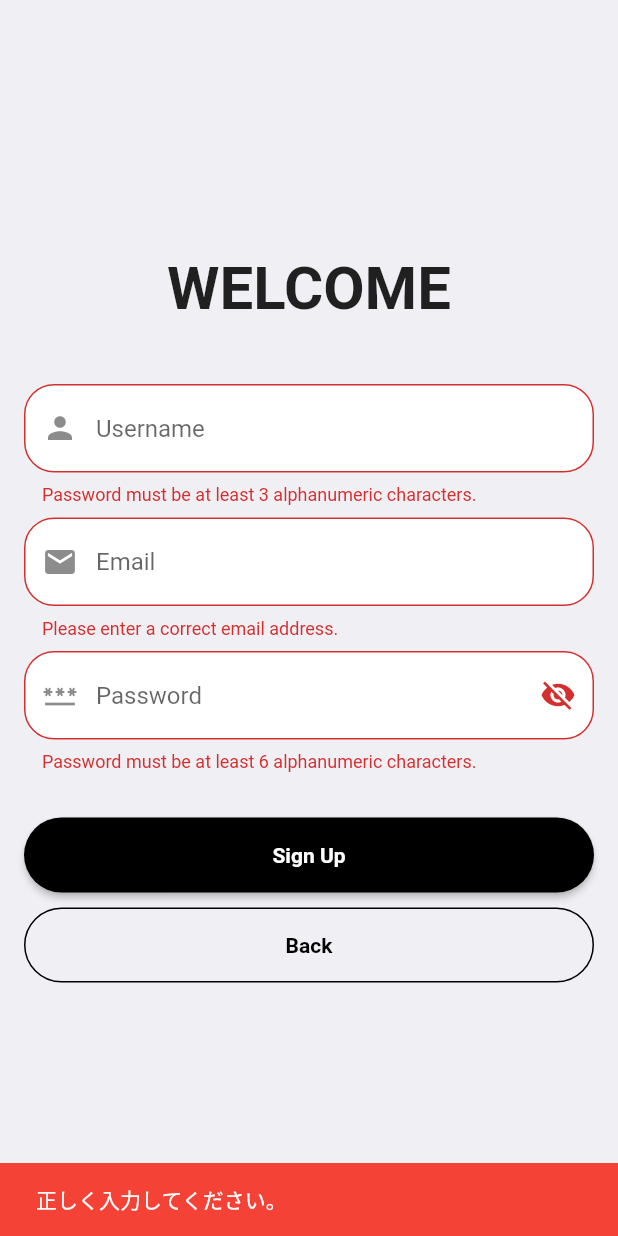
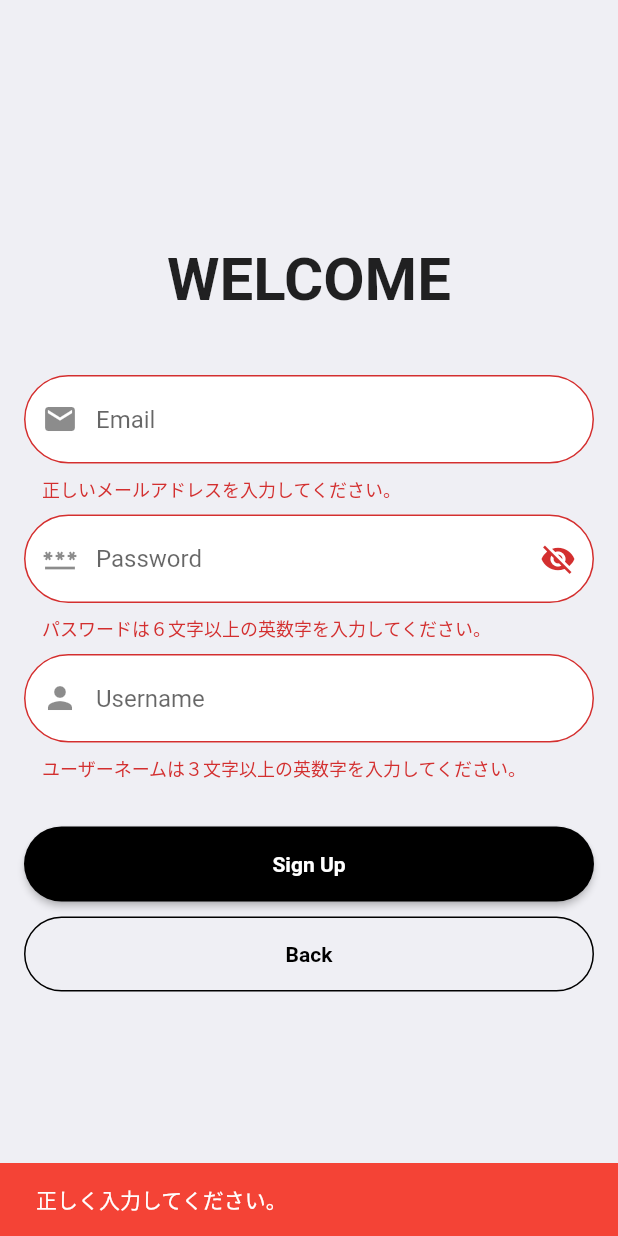
Before and after one commit to 21solclaro/comic-log-app, a Flutter app: the SignUpPage screen opened directly, after a tap on "Sign Up", on a phone screen of 412 x 824 dp. Run offline on Flutter 3.47's test engine with Material 2 defaults, Android fonts, the phone set to English and light mode, and no system bars; our stand-ins replace cloud_firestore, firebase_auth, firebase_core, flutter_rating_bar, flutter_riverpod, freezed_annotation and 2 more; accounts and stored records are empty.

Commit message:
refactor: 入力フォームを整理

```diff
--- /dev/null
+++ b/lib/constants/validator.dart
@@ -0,0 +1,31 @@
+abstract class Validator {
+  //Eメールアドレスのバリデーション
+  static String? validateEmail(value) {
+    String pattern = r'^[0-9a-z_./?-]+@([0-9a-z-]+\.)+[0-9a-z-]+$';
+    RegExp regExp = RegExp(pattern);
+    if (!regExp.hasMatch(value)) {
+      return '正しいメールアドレスを入力してください。';
+    }
+    return null;
+  }
+
+  //パスワードのバリデーション
+  static String? validatePassword(value) {
+    String pattern = r'^[a-zA-Z0-9]{6,}$';
+    RegExp regExp = RegExp(pattern);
+    if (!regExp.hasMatch(value)) {
+      return 'パスワードは６文字以上の英数字を入力してください。';
+    }
+    return null;
+  }
+
+  //ユーザーネームのバリデーション
+  static String? validateUsername(value) {
+    String pattern = r'^[a-zA-Z0-9]{3,}$';
+    RegExp regExp = RegExp(pattern);
+    if (!regExp.hasMatch(value)) {
+      return 'ユーザーネームは３文字以上の英数字を入力してください。';
+    }
+    return null;
+  }
+}
--- a/lib/pages/sign_in_page.dart
+++ b/lib/pages/sign_in_page.dart
@@ -2,8 +2,7 @@ import 'package:comic_log_app/providers/user_provider.dart';
 import '../providers/sign_provider.dart';
 import '../widgets/buttons/custom_outlined_button.dart';
 import '../widgets/buttons/sign_button.dart';
-import '../widgets/text_field/email_field.dart';
-import '../widgets/text_field/password_field.dart';
+import '../widgets/sign_form.dart';
 import 'package:flutter/material.dart';
 import 'package:flutter_riverpod/flutter_riverpod.dart';
 
@@ -33,13 +32,13 @@ class SignInPage extends ConsumerWidget {
               key: signInFormKey,
               child: Column(
                 children: const <Widget>[
-                  EmailField(),
+                  EmailForm(),
                   SizedBox(height: 8),
-                  PasswordField(),
-                  SizedBox(height: 16),
+                  PasswordForm(),
                 ],
               ),
             ),
+            const SizedBox(height: 30),
             SignButton(
               formKey: signInFormKey,
               text: 'Sign In',
--- a/lib/pages/sign_up_page.dart
+++ b/lib/pages/sign_up_page.dart
@@ -2,9 +2,7 @@ import '../providers/sign_provider.dart';
 import '../providers/user_provider.dart';
 import '../widgets/buttons/custom_outlined_button.dart';
 import '../widgets/buttons/sign_button.dart';
-import '../widgets/text_field/email_field.dart';
-import '../widgets/text_field/password_field.dart';
-import '../widgets/text_field/username_field.dart';
+import '../widgets/sign_form.dart';
 import 'package:flutter/material.dart';
 import 'package:flutter_riverpod/flutter_riverpod.dart';
 
@@ -35,11 +33,11 @@ class SignUpPage extends ConsumerWidget {
               key: signUpFormKey,
               child: Column(
                 children: const <Widget>[
-                  UsernameField(),
+                  EmailForm(),
                   SizedBox(height: 8),
-                  EmailField(),
+                  PasswordForm(),
                   SizedBox(height: 8),
-                  PasswordField(),
+                  UsernameForm(),
                 ],
               ),
             ),
--- /dev/null
+++ b/lib/widgets/sign_form.dart
@@ -0,0 +1,78 @@
+import '../constants/validator.dart';
+import '../providers/sign_provider.dart';
+import 'package:flutter/material.dart';
+import 'package:flutter_riverpod/flutter_riverpod.dart';
+
+//Eメールアドレスの入力フォーム
+class EmailForm extends ConsumerWidget {
+  const EmailForm({Key? key}) : super(key: key);
+
+  @override
+  Widget build(BuildContext context, WidgetRef ref) {
+    final email = ref.watch(emailProvider);
+
+    return TextFormField(
+      controller: email,
+      autovalidateMode: AutovalidateMode.onUserInteraction,
+      validator: Validator.validateEmail,
+      decoration: InputDecoration(
+          prefixIcon: const Icon(Icons.email),
+          border: OutlineInputBorder(borderRadius: BorderRadius.circular(50)),
+          hintText: 'Email',
+          fillColor: Colors.white,
+          filled: true),
+    );
+  }
+}
+
+//パスワードの入力フォーム
+class PasswordForm extends ConsumerWidget {
+  const PasswordForm({Key? key}) : super(key: key);
+
+  @override
+  Widget build(BuildContext context, WidgetRef ref) {
+    final password = ref.watch(passwordProvider);
+    final isVisible = ref.watch(isVisibleProvider);
+
+    return TextFormField(
+      obscureText: !isVisible,
+      controller: password,
+      autovalidateMode: AutovalidateMode.onUserInteraction,
+      validator: Validator.validatePassword,
+      decoration: InputDecoration(
+          prefixIcon: const Icon(Icons.password),
+          suffixIcon: IconButton(
+            icon: Icon(isVisible ? Icons.visibility : Icons.visibility_off),
+            onPressed: () {
+              ref.read(isVisibleProvider.notifier).state = !isVisible;
+            },
+          ),
+          border: OutlineInputBorder(borderRadius: BorderRadius.circular(50)),
+          hintText: 'Password',
+          fillColor: Colors.white,
+          filled: true),
+    );
+  }
+}
+
+//ユーザーネームの入力フォーム
+class UsernameForm extends ConsumerWidget {
+  const UsernameForm({Key? key}) : super(key: key);
+
+  @override
+  Widget build(BuildContext context, WidgetRef ref) {
+    final username = ref.watch(usernameProvider);
+
+    return TextFormField(
+      controller: username,
+      autovalidateMode: AutovalidateMode.onUserInteraction,
+      validator: Validator.validateUsername,
+      decoration: InputDecoration(
+          prefixIcon: const Icon(Icons.person),
+          border: OutlineInputBorder(borderRadius: BorderRadius.circular(50)),
+          hintText: 'Username',
+          fillColor: Colors.white,
+          filled: true),
+    );
+  }
+}
--- a/lib/widgets/text_field/email_field.dart
+++ /dev/null
@@ -1,36 +0,0 @@
-import '../../providers/sign_provider.dart';
-import 'package:flutter/material.dart';
-import 'package:flutter_riverpod/flutter_riverpod.dart';
-
-class EmailField extends ConsumerWidget {
-  const EmailField({Key? key}) : super(key: key);
-
-  @override
-  Widget build(BuildContext context, WidgetRef ref) {
-    final email = ref.watch(emailProvider);
-
-    return TextFormField(
-      controller: email,
-      autovalidateMode: AutovalidateMode.onUserInteraction,
-      validator: (value) {
-        if (value != null) {
-          String pattern = r'^[0-9a-z_./?-]+@([0-9a-z-]+\.)+[0-9a-z-]+$';
-          RegExp regExp = RegExp(pattern);
-          if (!regExp.hasMatch(value)) {
-            return 'Please enter a correct email address.';
-          }
-          return null;
-        }
-        return null;
-      },
-      decoration: InputDecoration(
-          prefixIcon: const Icon(Icons.email),
-          border: OutlineInputBorder(
-              borderSide: const BorderSide(color: Colors.white),
-              borderRadius: BorderRadius.circular(20)),
-          hintText: 'Email',
-          fillColor: Colors.white,
-          filled: true),
-    );
-  }
-}
--- a/lib/widgets/text_field/password_field.dart
+++ /dev/null
@@ -1,44 +0,0 @@
-import '../../providers/sign_provider.dart';
-import 'package:flutter/material.dart';
-import 'package:flutter_riverpod/flutter_riverpod.dart';
-
-class PasswordField extends ConsumerWidget {
-  const PasswordField({Key? key}) : super(key: key);
-
-  @override
-  Widget build(BuildContext context, WidgetRef ref) {
-    final password = ref.watch(passwordProvider);
-    final isVisible = ref.watch(isVisibleProvider);
-
-    return TextFormField(
-      obscureText: !isVisible,
-      controller: password,
-      autovalidateMode: AutovalidateMode.onUserInteraction,
-      validator: (value) {
-        if (value != null) {
-          String pattern = r'^[a-zA-Z0-9]{6,}$';
-          RegExp regExp = RegExp(pattern);
-          if (!regExp.hasMatch(value)) {
-            return 'Password must be at least 6 alphanumeric characters.';
-          }
-          return null;
-        }
-        return null;
-      },
-      decoration: InputDecoration(
-          prefixIcon: const Icon(Icons.password),
-          suffixIcon: IconButton(
-            icon: Icon(isVisible ? Icons.visibility : Icons.visibility_off),
-            onPressed: () {
-              ref.read(isVisibleProvider.notifier).state = !isVisible;
-            },
-          ),
-          border: OutlineInputBorder(
-              borderSide: const BorderSide(color: Colors.white),
-              borderRadius: BorderRadius.circular(20)),
-          hintText: 'Password',
-          fillColor: Colors.white,
-          filled: true),
-    );
-  }
-}
--- a/lib/widgets/text_field/username_field.dart
+++ /dev/null
@@ -1,36 +0,0 @@
-import '../../providers/sign_provider.dart';
-import 'package:flutter/material.dart';
-import 'package:flutter_riverpod/flutter_riverpod.dart';
-
-class UsernameField extends ConsumerWidget {
-  const UsernameField({Key? key}) : super(key: key);
-
-  @override
-  Widget build(BuildContext context, WidgetRef ref) {
-    final username = ref.watch(usernameProvider);
-
-    return TextFormField(
-      controller: username,
-      autovalidateMode: AutovalidateMode.onUserInteraction,
-      validator: (value) {
-        if (value != null) {
-          String pattern = r'^[a-zA-Z0-9]{3,}$';
-          RegExp regExp = RegExp(pattern);
-          if (!regExp.hasMatch(value)) {
-            return 'Password must be at least 3 alphanumeric characters.';
-          }
-          return null;
-        }
-        return null;
-      },
-      decoration: InputDecoration(
-          prefixIcon: const Icon(Icons.person),
-          border: OutlineInputBorder(
-              borderSide: const BorderSide(color: Colors.white),
-              borderRadius: BorderRadius.circular(20)),
-          hintText: 'Username',
-          fillColor: Colors.white,
-          filled: true),
-    );
-  }
-}
```
